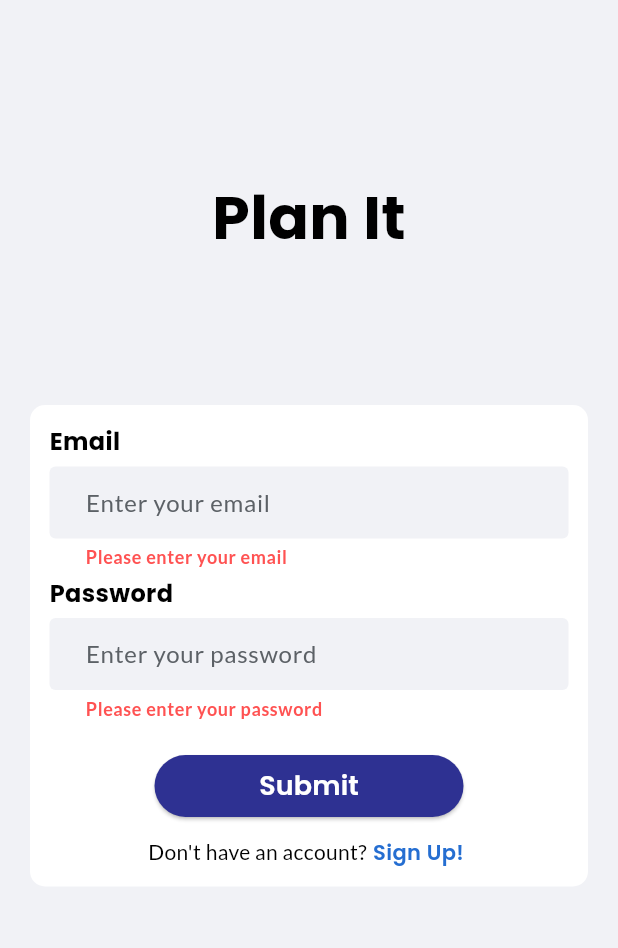
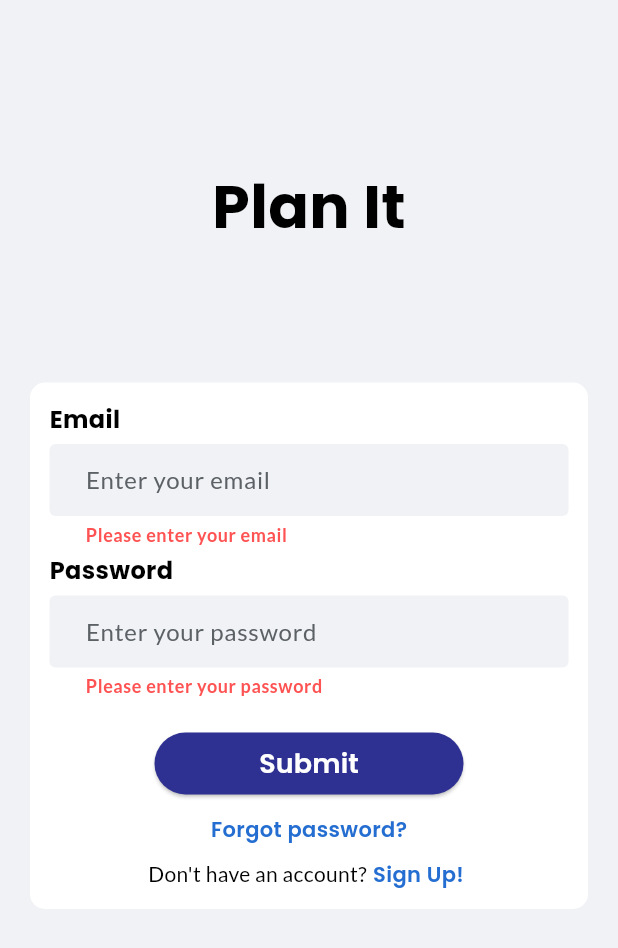
Before and after one commit to Rayhan-Pervej/Task-Management, a Flutter app: the screen it shows after launch, after a tap on "Submit", on a phone screen of 412 x 824 dp. Shown: the top 948 px of the screen. Run offline on Flutter 3.47's test engine with Material 3 defaults, Android fonts, the phone set to English and light mode, and no system bars; our stand-ins replace cloud_firestore, firebase_auth, firebase_core, fl_chart, font_awesome_flutter, google_fonts and 1 more; missing offline and left inert: random_avatar; accounts and stored records are empty.

Commit message:
firebase login issue fix

```diff
--- a/plan_it/lib/components/input_widgets/password_field.dart
+++ b/plan_it/lib/components/input_widgets/password_field.dart
@@ -53,7 +53,7 @@ class _PasswordFieldState extends State<PasswordField> {
               });
             }
           },
-          textInputAction: widget.textInputAction ?? TextInputAction.done,
+          textInputAction: widget.textInputAction,
           validator: ValidatorClass().validatePassword,
           decoration: InputDecoration(
             focusColor: MyColor.blue,
@@ -75,8 +75,7 @@ class _PasswordFieldState extends State<PasswordField> {
                 const EdgeInsets.symmetric(vertical: 0, horizontal: 20),
             hintText: widget.hintText,
             hintStyle: TextDesign().input.copyWith(color: MyColor.graySoft),
-            errorStyle: TextDesign()
-                .validator,
+            errorStyle: TextDesign().validator,
             focusedBorder: const OutlineInputBorder(
               borderSide: BorderSide(color: Colors.transparent, width: 0),
             ),
--- a/plan_it/lib/main.dart
+++ b/plan_it/lib/main.dart
@@ -31,7 +31,7 @@ class MyApp extends StatelessWidget {
       home: StreamBuilder(
         stream: FirebaseAuth.instance.authStateChanges(),
         builder: (context, AsyncSnapshot snapshot) {
-          if (snapshot.hasData && FirebaseAuth.instance.currentUser != null) {
+          if (snapshot.hasData ) {
             return const Navbar();
           } else {
             return const Login();
--- a/plan_it/lib/screens/auth/login.dart
+++ b/plan_it/lib/screens/auth/login.dart
@@ -1,7 +1,9 @@
 import 'package:cloud_firestore/cloud_firestore.dart';
 import 'package:firebase_auth/firebase_auth.dart';
 import 'package:flutter/material.dart';
+import 'package:plan_it/screens/auth/forgot_pass.dart';
 import 'package:plan_it/screens/auth/sign_up.dart';
+import 'package:plan_it/screens/pages/nav_bar.dart';
 import 'package:plan_it/services/utils/snackbar.dart';
 import 'package:plan_it/services/utils/validators.dart';
 import 'package:plan_it/theme/color.dart';
@@ -82,17 +84,21 @@ class _LoginState extends State<Login> {
                           height: 20,
                         ),
                         ElevatedButton(
-                          onPressed: () {
-                            FocusScope.of(context).unfocus();
+                          onPressed: () async {
+                            //FocusScope.of(context).unfocus();
                             if (formKey.currentState!.validate()) {
-                              //
-
-                              //
-                              auth
+                              await auth
                                   .signInWithEmailAndPassword(
-                                      email: emailController.text.trim(),
-                                      password: passwordController.text.trim())
-                                  .catchError((error) {
+                                email: emailController.text.trim(),
+                                password: passwordController.text.trim(),
+                              )
+                                  .then((userCredential) {
+                                Navigator.of(context).pushReplacement(
+                                  MaterialPageRoute(
+                                      builder: (context) => const Navbar()),
+                                );
+                              }).catchError((error) {
+                                // Authentication failed, show snackbar
                                 showSnackBar(
                                   context: context,
                                   title: 'Invalid',
@@ -102,8 +108,35 @@ class _LoginState extends State<Login> {
                                   height: 120,
                                   duration: const Duration(seconds: 5),
                                 );
-                                return Future<UserCredential>.error(error);
                               });
+
+                              //
+                              // await auth
+                              //     .signInWithEmailAndPassword(
+                              //         email: emailController.text.trim(),
+                              //         password: passwordController.text.trim())
+                              //     .then((uid) => {
+                              //           Navigator.of(context).pushReplacement(
+                              //               MaterialPageRoute(
+                              //                   builder: (context) =>
+                              //                       const Navbar())),
+                              //         });
+                              // await auth
+                              //     .signInWithEmailAndPassword(
+                              //         email: emailController.text.trim(),
+                              //         password: passwordController.text.trim())
+                              //     .catchError((error) {
+                              //   showSnackBar(
+                              //     context: context,
+                              //     title: 'Invalid',
+                              //     message: "Wrong email or password",
+                              //     //message: error.toString().split(']').last,
+                              //     error: true,
+                              //     height: 120,
+                              //     duration: const Duration(seconds: 5),
+                              //   );
+                              //   return Future<UserCredential>.error(error);
+                              // });
 
                               //
 
@@ -139,6 +172,34 @@ class _LoginState extends State<Login> {
                             'Submit',
                             style: TextDesign().buttonText,
                           ),
+                        ),
+                        const SizedBox(
+                          height: 10,
+                        ),
+                        Row(
+                          mainAxisAlignment: MainAxisAlignment.center,
+                          children: [
+                            InkWell(
+                              onTap: () {
+                                Navigator.push(
+                                    context,
+                                    MaterialPageRoute(
+                                        builder: (context) =>
+                                            const ForgotPassword()));
+                              },
+                              child: Padding(
+                                padding:
+                                    const EdgeInsets.symmetric(horizontal: 4),
+                                child: Text(
+                                  'Forgot password?',
+                                  style: TextDesign().buttonText.copyWith(
+                                      fontSize: 14,
+                                      color: MyColor.blue,
+                                      fontWeight: FontWeight.w600),
+                                ),
+                              ),
+                            )
+                          ],
                         ),
                         const SizedBox(
                           height: 10,
--- a/plan_it/lib/screens/pages/nav_bar.dart
+++ b/plan_it/lib/screens/pages/nav_bar.dart
@@ -3,6 +3,7 @@ import 'package:firebase_auth/firebase_auth.dart';
 import 'package:flutter/material.dart';
 import 'package:font_awesome_flutter/font_awesome_flutter.dart';
 import 'package:google_nav_bar/google_nav_bar.dart';
+import 'package:plan_it/screens/auth/login.dart';
 import 'package:plan_it/screens/pages/tabs/profile.dart';
 import 'package:plan_it/screens/pages/tabs/progress.dart';
 import 'package:plan_it/screens/pages/tabs/tasks.dart';
@@ -56,6 +57,10 @@ class _NavbarState extends State<Navbar> {
                 IconButton(
                   onPressed: () {
                     auth.signOut();
+                    Navigator.pushAndRemoveUntil(
+                        (context),
+                        MaterialPageRoute(builder: (context) => const Login()),
+                        (route) => false);
                   },
                   icon: const Icon(
                     FontAwesomeIcons.arrowRightFromBracket,
```
Also changed, not shown: plan_it/lib/screens/auth/forgot_pass.dart (added, +136 -0 lines), plan_it/lib/screens/auth/sign_up.dart (+8 -6 lines).
